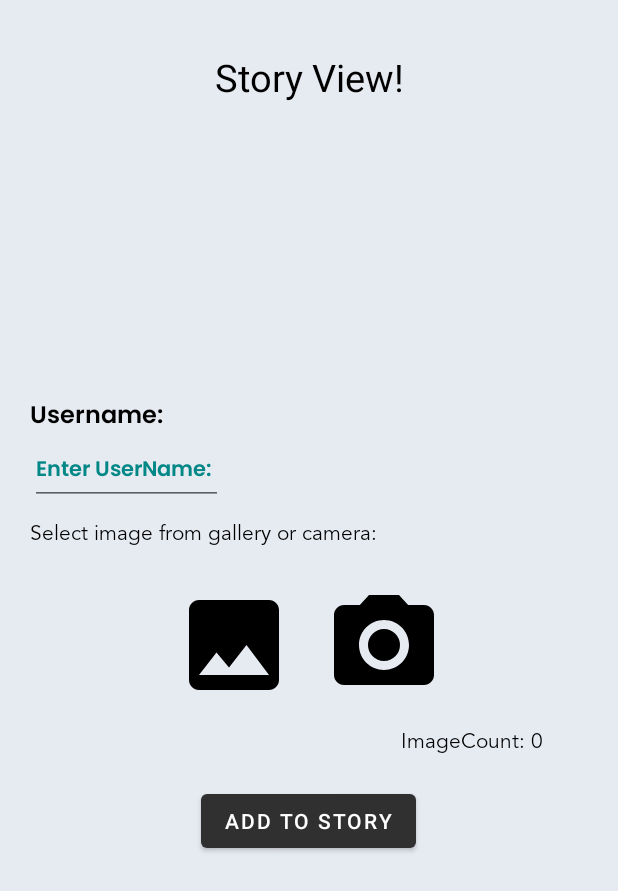
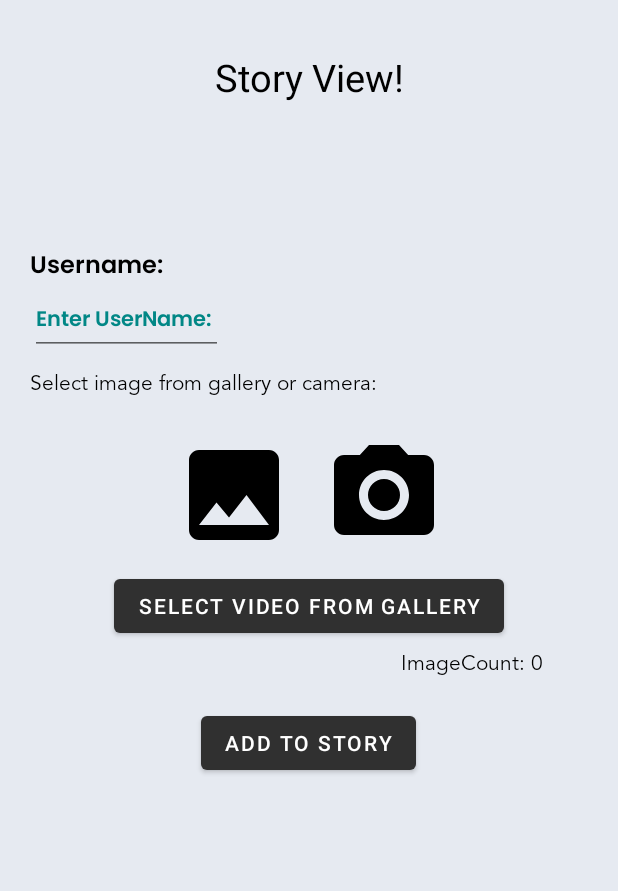
Before and after one commit to SiddyDevelops/InstaStoryAssignment, an Android app: the screen it shows after launch (MainActivity), on a phone screen of 412 x 824 dp. Shown: the top 891 px of the screen. Run offline under Robolectric (Android 15) with nearby library versions, the phone set to English and light mode, and no system bars.

Commit message:
Added VideoPlayerInStory

```diff
--- a/app/src/main/AndroidManifest.xml
+++ b/app/src/main/AndroidManifest.xml
@@ -3,6 +3,7 @@
     xmlns:tools="http://schemas.android.com/tools">
 
     <uses-permission android:name="android.permission.INTERNET"/>
+    <uses-permission android:name="android.permission.ACCESS_NETWORK_STATE" />
     <uses-permission android:name="android.permission.CAMERA"/>
     <uses-permission android:name="android.permission.READ_EXTERNAL_STORAGE"/>
     <uses-permission android:name="android.permission.WRITE_EXTERNAL_STORAGE"/>
--- a/app/src/main/res/layout/activity_main.xml
+++ b/app/src/main/res/layout/activity_main.xml
@@ -36,7 +36,7 @@
         android:layout_height="wrap_content"
         android:padding="20dp"
         android:orientation="vertical"
-        android:layout_marginTop="150dp"
+        android:layout_marginTop="50dp"
         app:layout_constraintTop_toBottomOf="@+id/storyViewRV">
 
         <TextView
@@ -92,6 +92,14 @@
 
         </LinearLayout>
 
+        <Button
+            android:id="@+id/chooseVideoFromGallery"
+            android:layout_width="wrap_content"
+            android:layout_height="wrap_content"
+            android:layout_gravity="center"
+            android:textColor="@color/white"
+            android:text="Select Video from gallery"/>
+
         <TextView
             android:id="@+id/imageCounter"
             android:layout_width="wrap_content"
```
Also changed, not shown: app/src/main/java/com/siddydevelops/instastoryassignment/MainActivity.kt (+24 -1 lines), app/src/main/java/com/siddydevelops/instastoryassignment/instaStory/StoryPlayerActivity.kt (+44 -5 lines), app/src/main/res/layout/activity_story_player.xml (+7 -0 lines).
